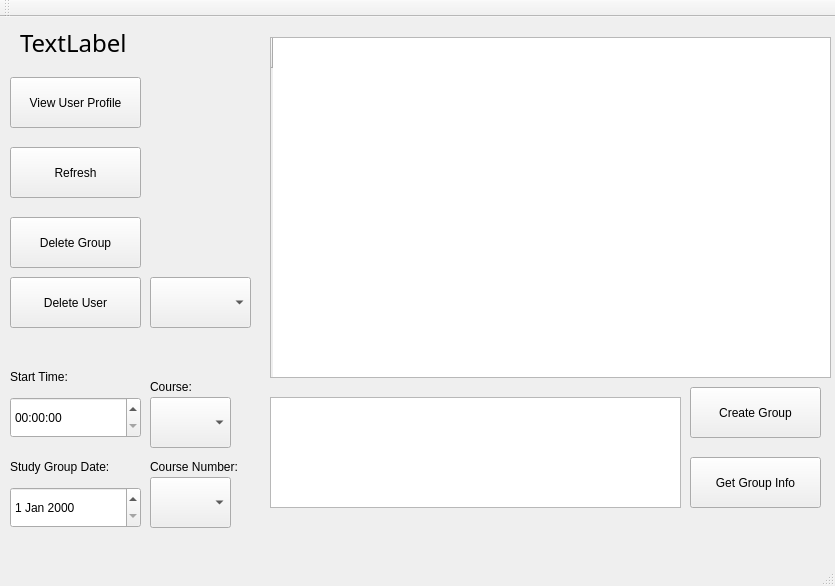
vu035/StudyGroupApp, file StudyGroupFormer/AppWindow.ui: the form before one commit.
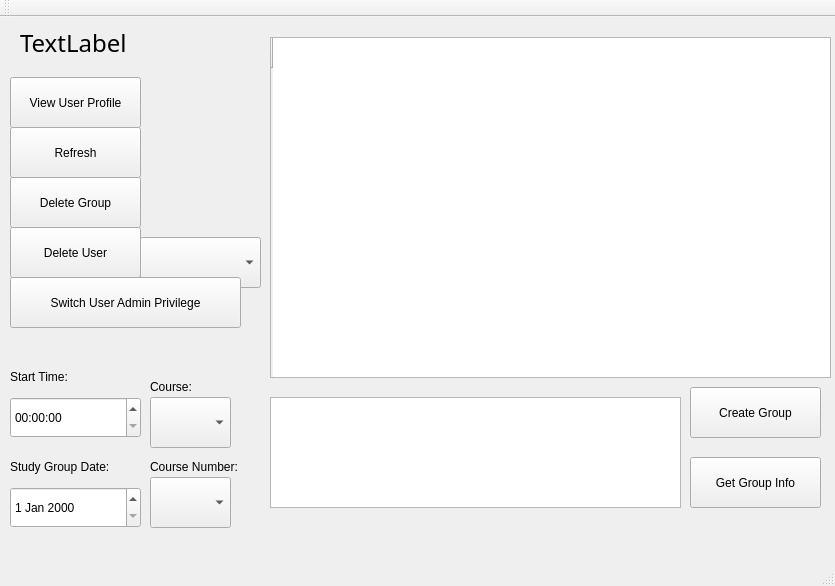
The form after the commit.

Commit message: added admin bool in db, check for admin on login

What changed in the file:
```diff
--- a/StudyGroupFormer/AppWindow.ui
+++ b/StudyGroupFormer/AppWindow.ui
@@ -173,7 +173,7 @@
     <property name="geometry">
      <rect>
       <x>10</x>
-      <y>130</y>
+      <y>110</y>
       <width>131</width>
       <height>51</height>
      </rect>
@@ -209,7 +209,7 @@
     <property name="geometry">
      <rect>
       <x>10</x>
-      <y>200</y>
+      <y>160</y>
       <width>131</width>
       <height>51</height>
      </rect>
@@ -222,7 +222,7 @@
     <property name="geometry">
      <rect>
       <x>10</x>
-      <y>260</y>
+      <y>210</y>
       <width>131</width>
       <height>51</height>
      </rect>
@@ -234,12 +234,25 @@
    <widget class="QComboBox" name="userlistbox">
     <property name="geometry">
      <rect>
-      <x>150</x>
+      <x>140</x>
+      <y>220</y>
+      <width>121</width>
+      <height>51</height>
+     </rect>
+    </property>
+   </widget>
+   <widget class="QPushButton" name="adminprivButton">
+    <property name="geometry">
+     <rect>
+      <x>10</x>
       <y>260</y>
-      <width>101</width>
+      <width>231</width>
       <height>51</height>
      </rect>
     </property>
+    <property name="text">
+     <string>Switch User Admin Privilege</string>
+    </property>
    </widget>
   </widget>
   <widget class="QMenuBar" name="menuBar">
```
The commit also changes 9 other files.
